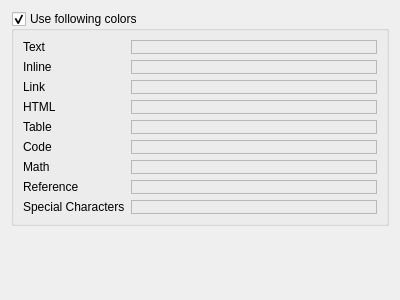
Above: src/editor/colors.ui from igormironchik/markdown-tools before the change. Below: the same form after it.
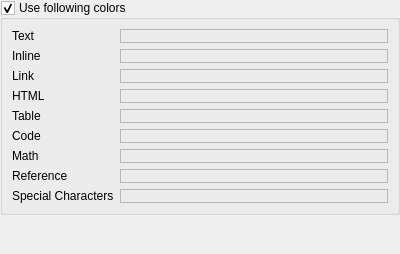
That is the form after the change. Custom widgets are drawn as their Qt base class.

Diff of the .ui file:
```diff
--- a/src/editor/colors.ui
+++ b/src/editor/colors.ui
@@ -7,13 +7,28 @@
     <x>0</x>
     <y>0</y>
     <width>400</width>
-    <height>300</height>
+    <height>254</height>
    </rect>
   </property>
   <property name="windowTitle">
    <string>Form</string>
   </property>
   <layout class="QVBoxLayout" name="verticalLayout">
+   <property name="spacing">
+    <number>0</number>
+   </property>
+   <property name="leftMargin">
+    <number>0</number>
+   </property>
+   <property name="topMargin">
+    <number>0</number>
+   </property>
+   <property name="rightMargin">
+    <number>0</number>
+   </property>
+   <property name="bottomMargin">
+    <number>0</number>
+   </property>
    <item>
     <widget class="QGroupBox" name="colors">
      <property name="title">
```
